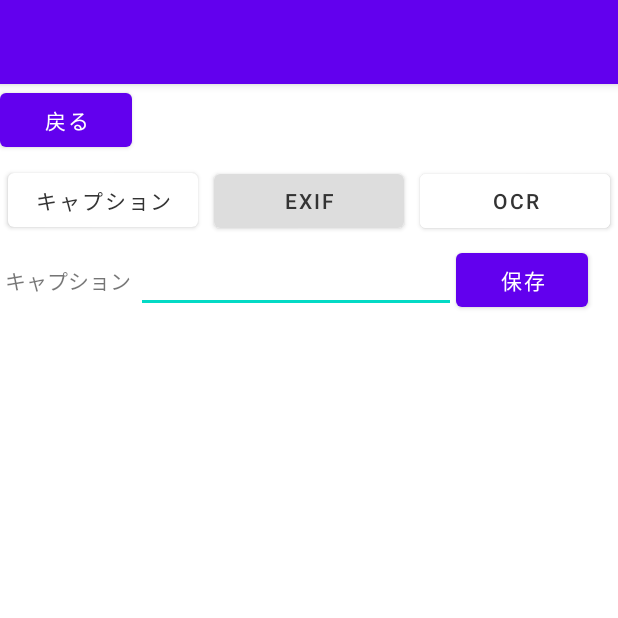
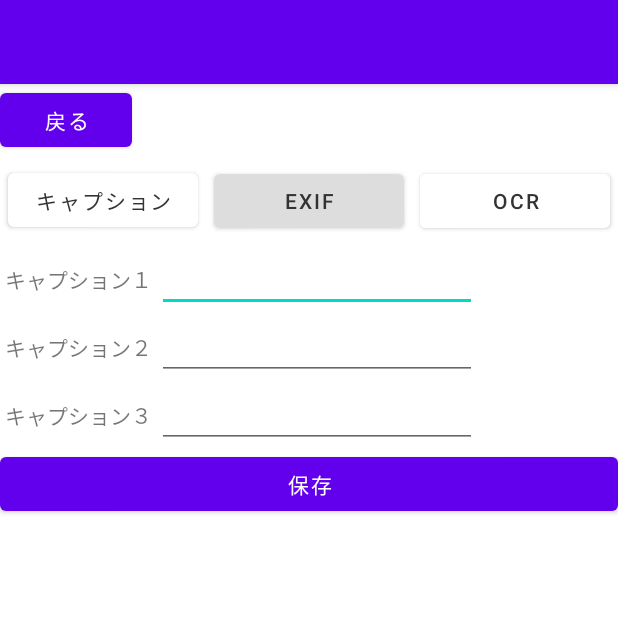
Before and after one commit to reone19/Exif, an Android app: the CaptionFragment screen opened directly, with no data from a screen before it, after a tap on "保存", on a phone screen of 412 x 824 dp, the top half of it. Run offline under Robolectric (Android 15) with nearby library versions, the phone set to English and light mode, and no system bars; 3 statements that could not run were skipped; 1 other tap on this screen came first.

Commit message:
みんなの変更点を統合

```diff
--- a/app/src/main/java/com/example/exif/CaptionFragment.kt
+++ b/app/src/main/java/com/example/exif/CaptionFragment.kt
@@ -1,23 +1,16 @@
 package com.example.exif
 
 import android.content.ContentValues
-import android.content.Intent
 import android.database.sqlite.SQLiteConstraintException
-import android.net.Uri
-import android.os.Build
 import android.os.Bundle
 import android.util.Log
 import android.view.LayoutInflater
 import android.view.View
 import android.view.ViewGroup
 import android.widget.EditText
-import androidx.exifinterface.media.ExifInterface
+import android.widget.Toast
 import androidx.fragment.app.Fragment
 import com.example.exif.databinding.FragmentCaptionBinding
-import com.example.exif.model.Image
-import java.io.File
-import java.io.IOException
-import java.io.InputStream
 
 
 class CaptionFragment : Fragment() {
@@ -27,8 +20,12 @@ class CaptionFragment : Fragment() {
     private val binding get() = _binding!!
 
     private var arrayListPhotoId: ArrayList<String> = arrayListOf()
-    private var arrayListimageSentence: ArrayList<String> = arrayListOf()
-    private var sentence:String? = null
+    private var arrayListimageSentence1: ArrayList<String> = arrayListOf()
+    private var arrayListimageSentence2: ArrayList<String> = arrayListOf()
+    private var arrayListimageSentence3: ArrayList<String> = arrayListOf()
+    private var sentence1:String? = null
+    private var sentence2:String? = null
+    private var sentence3:String? = null
 
     override fun onCreateView(
         inflater: LayoutInflater, container: ViewGroup?,
@@ -44,26 +41,42 @@ class CaptionFragment : Fragment() {
             // データの取得処理
             val databaseR = dbHelper.readableDatabase
             val sql =
-                "select id,sentence from photo where id = " + photoID
+                "select id,sentence1,sentence2,sentence3 from photo where id = " + photoID
             val cursor = databaseR.rawQuery(sql, null)
 
             if (cursor.count > 0) {
                 cursor.moveToFirst()
                 while (!cursor.isAfterLast) {
                     arrayListPhotoId.add(cursor.getString(0))
-                    arrayListimageSentence.add(cursor.getString(1))
+                    arrayListimageSentence1.add(cursor.getString(1))
+                    arrayListimageSentence2.add(cursor.getString(2))
+                    arrayListimageSentence3.add(cursor.getString(3))
                     cursor.moveToNext()
                 }
             }
             // 画像のキャプション
             try {
                 // 画像のキャプション
-                sentence = arrayListimageSentence.get(0)
+                sentence1 = arrayListimageSentence1.get(0)
+            } catch (e: NullPointerException){
+
+            }
+            try {
+                // 画像のキャプション
+                sentence2 = arrayListimageSentence2.get(0)
+            } catch (e: NullPointerException){
+
+            }
+            try {
+                // 画像のキャプション
+                sentence3 = arrayListimageSentence3.get(0)
             } catch (e: NullPointerException){
 
             }
             // データセット
-            binding.capString.setText(sentence)
+            binding.capString1.setText(sentence1)
+            binding.capString2.setText(sentence2)
+            binding.capString3.setText(sentence3)
 
         }catch (e: SQLiteConstraintException){
 
@@ -75,18 +88,29 @@ class CaptionFragment : Fragment() {
         return binding.root
     }
 
-    fun UpdateCaption(){
+    private fun UpdateCaption(){
         val dbHelper = SampleDBHelper(requireContext(), "SampleDB", null, 1)
         //とりあえずインスタンス化した。
-        val cat: String
-        val caption = view?.findViewById<EditText>(R.id.capString)
+        //val cat: String
+        val caption1 = view?.findViewById<EditText>(R.id.capString1)
+        val caption2 = view?.findViewById<EditText>(R.id.capString2)
+        val caption3 = view?.findViewById<EditText>(R.id.capString3)
         //なんでネコ？
-        cat = caption?.text.toString()
+        //cat = caption1?.text.toString()
+        //cat = caption2?.text.toString()
+        //cat = caption3?.text.toString()
         try {
             val database = dbHelper.writableDatabase
             val values = ContentValues()
-            values.put("sentence",cat)
+            values.put("sentence1",caption1?.text.toString())
+            values.put("sentence2",caption2?.text.toString())
+            values.put("sentence3",caption3?.text.toString())
             database.update("Photo", values, "id="+photoID,null)
+
+            // トースト表示
+            val text = "保存しました。"
+            val duration = Toast.LENGTH_SHORT
+            Toast.makeText(context, text, duration).show()
 
         }catch(exception: Exception) {
             Log.e("updateData", exception.toString())
--- a/app/src/main/java/com/example/exif/SampleDBHelper.kt
+++ b/app/src/main/java/com/example/exif/SampleDBHelper.kt
@@ -13,7 +13,7 @@ public class SampleDBHelper(
 
     override fun onCreate(database: SQLiteDatabase?) {
         database?.execSQL("create table if not exists Album (id text primary key, text_id text, subtext_id text, photo_num integer, name text, num integer)");
-        database?.execSQL("create table if not exists Photo (id text primary key, path text, name text, sentence text)");
+        database?.execSQL("create table if not exists Photo (id text primary key, path text, name text, sentence1 text, sentence2 text, sentence3 text)");
         database?.execSQL("create table if not exists Album_Photo (photo_id text, album_id text, FOREIGN KEY(photo_id) REFERENCES Photo(id), FOREIGN KEY(album_id) REFERENCES Album(id))");
         database?.execSQL("create table if not exists Meta (photo_id text primary key, imageName text, imageLength text, imageWidth text, bitsPerSample text, compression text, imageDescription text, imageOrientation text, maker text, model text, stripOffsets text, gpsVersionID text, gpsLatitude text, gpsLongitude text, dateTimeOriginal text, changeDateAndTime text, FOREIGN KEY(photo_id) REFERENCES Photo(id))");
     }
--- a/app/src/main/java/com/example/exif/model/Photo.kt
+++ b/app/src/main/java/com/example/exif/model/Photo.kt
@@ -1,11 +1,14 @@
 package com.example.exif.model
+
 
 class Image {
     var imageid:String?=null
     var albumid:String?=null
     var imagePath:String?=null
     var imageName:String?=null
-    var imageSentence:String?=null
+    var imageSentence1:String?=null
+    var imageSentence2:String?=null
+    var imageSentence3:String?=null
 
     constructor(imagePath: String?, imageName: String?){
         this.imagePath = imagePath
--- a/app/src/main/java/com/example/exif/model/PhotoAdapter.kt
+++ b/app/src/main/java/com/example/exif/model/PhotoAdapter.kt
@@ -9,7 +9,6 @@ import android.widget.ImageView
 import androidx.recyclerview.widget.RecyclerView
 import com.bumptech.glide.Glide
 import com.bumptech.glide.request.RequestOptions
-import com.example.exif.OCR
 import com.example.exif.R
 import com.example.exif.YoshidanoYatu
 
@@ -44,7 +43,9 @@ class PhotoAdapter(private var context: Context, private var imagesList: ArrayLi
             intent.putExtra("id", currentImage.imageid)
             intent.putExtra("path", currentImage.imagePath)
             intent.putExtra("name", currentImage.imageName)
-            intent.putExtra("sentence", currentImage.imageSentence)
+            intent.putExtra("sentence1", currentImage.imageSentence1)
+            intent.putExtra("sentence2", currentImage.imageSentence2)
+            intent.putExtra("sentence3", currentImage.imageSentence3)
             context.startActivity(intent)
         }
     }
--- a/app/src/main/res/layout/fragment_caption.xml
+++ b/app/src/main/res/layout/fragment_caption.xml
@@ -3,7 +3,8 @@
     xmlns:tools="http://schemas.android.com/tools"
     android:layout_width="match_parent"
     android:layout_height="match_parent"
-    tools:context=".CaptionFragment">
+    tools:context=".CaptionFragment"
+    android:orientation="vertical">
 
     <TableLayout
         android:layout_width="match_parent"
@@ -15,23 +16,54 @@
 
             <TextView
                 android:padding="3dp"
-                android:text="キャプション" />
+                android:text="キャプション１" />
 
             <EditText
-                android:id="@+id/capString"
+                android:id="@+id/capString1"
                 android:layout_width="wrap_content"
                 android:layout_height="wrap_content"
                 android:ems="10"
                 android:inputType="textPersonName"
                 android:text="" />
 
-            <Button
-                android:id="@+id/btn"
+        </TableRow>
+        <TableRow
+            android:layout_width="match_parent"
+            android:layout_height="wrap_content">
+
+            <TextView
+                android:padding="3dp"
+                android:text="キャプション２" />
+
+            <EditText
+                android:id="@+id/capString2"
                 android:layout_width="wrap_content"
                 android:layout_height="wrap_content"
-                android:text="保存" />
+                android:ems="10"
+                android:inputType="textPersonName"
+                android:text="" />
+        </TableRow>
 
+        <TableRow
+            android:layout_width="match_parent"
+            android:layout_height="wrap_content">
 
+            <TextView
+                android:padding="3dp"
+                android:text="キャプション３" />
+
+            <EditText
+                android:id="@+id/capString3"
+                android:layout_width="wrap_content"
+                android:layout_height="wrap_content"
+                android:ems="10"
+                android:inputType="textPersonName"
+                android:text="" />
         </TableRow>
+        <Button
+            android:id="@+id/btn"
+            android:layout_width="wrap_content"
+            android:layout_height="wrap_content"
+            android:text="保存" />
     </TableLayout>
 </FrameLayout>
```
Also changed, not shown: app/src/main/java/com/example/exif/AlbumPhotoFragment.kt (+24 -27 lines), app/src/main/java/com/example/exif/ExifFragment.kt (+7 -1 lines), app/src/main/java/com/example/exif/MainActivity.kt (+9 -3 lines), app/src/main/res/layout/fragment_exif.xml (+11 -14 lines), 2 other files.
